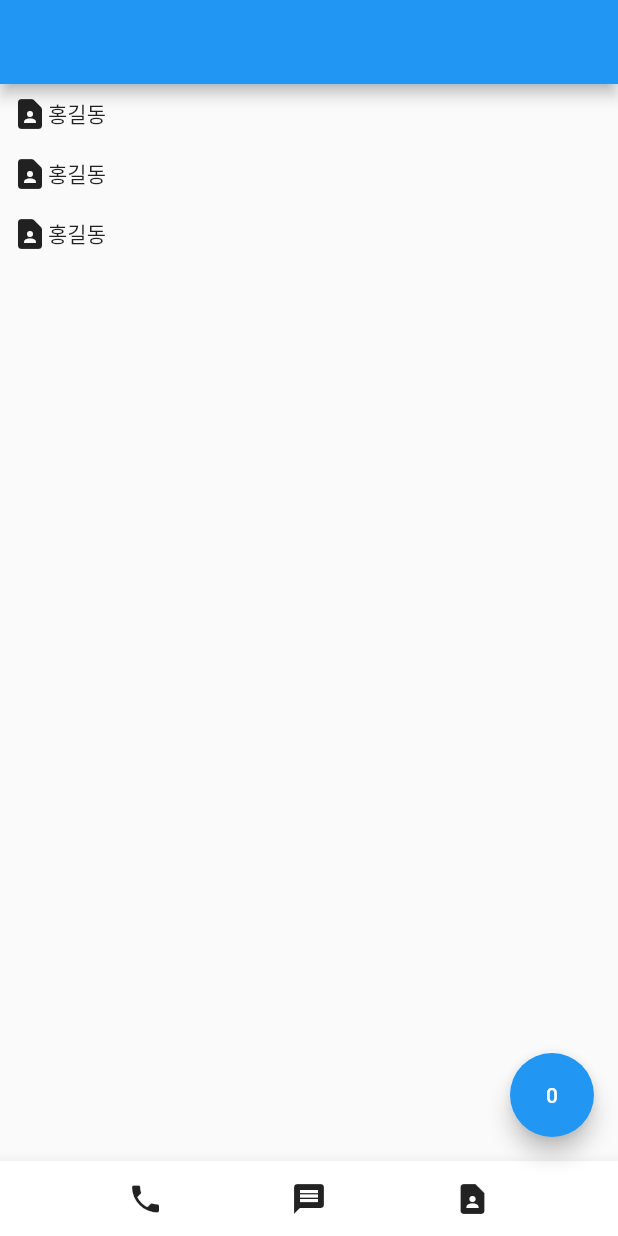
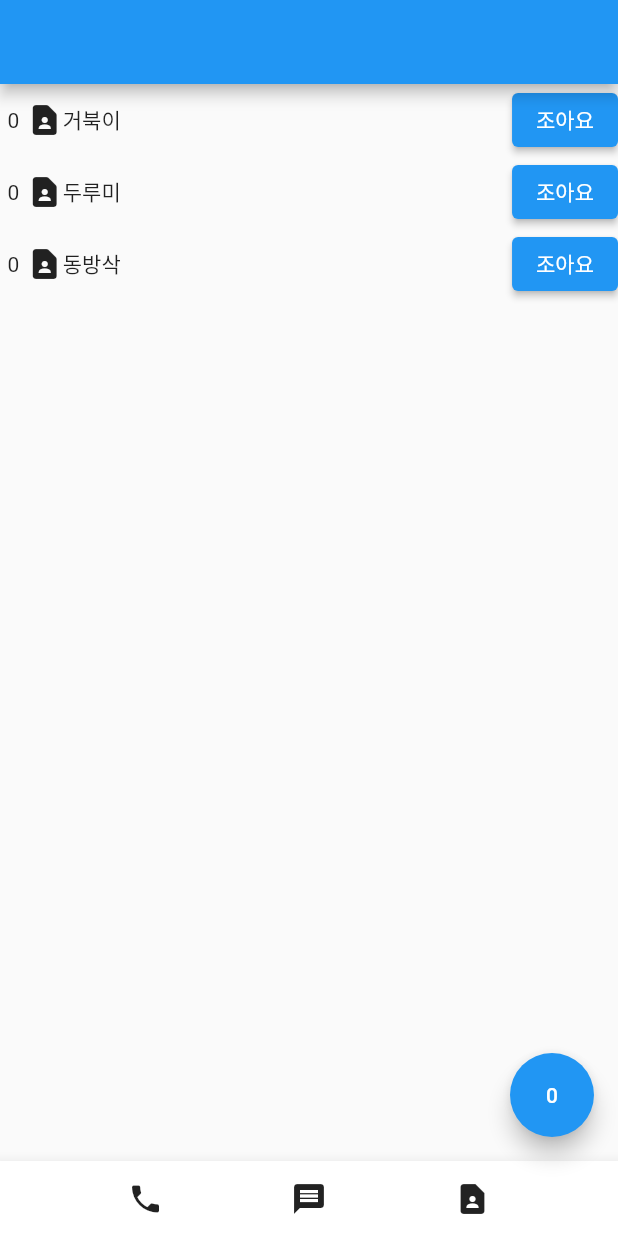
Before and after one commit to sang459/flutter_contact, a Flutter app: the screen it shows after launch, on a phone screen of 412 x 824 dp. Run offline on Flutter 3.47's test engine with Material 2 defaults, Android fonts, the phone set to English and light mode, and no system bars.

Commit message:
연락처 좋아요

```diff
--- a/lib/main.dart
+++ b/lib/main.dart
@@ -4,10 +4,19 @@ void main() {
   runApp(MyApp());
 }
 
-class MyApp extends StatelessWidget {
+
+
+class MyApp extends StatefulWidget {
   MyApp({Key? key}) : super(key: key);
 
+  @override
+  State<MyApp> createState() => _MyAppState();
+}
+
+class _MyAppState extends State<MyApp> {
   var a = 0;
+  var name = ['거북이', '두루미', '동방삭'];
+  var LikeCount = [0,0,0];
 
   @override
   Widget build(BuildContext context) {
@@ -17,7 +26,9 @@ class MyApp extends StatelessWidget {
         floatingActionButton: FloatingActionButton(
           child: Text(a.toString()),
           onPressed: (){
-            a++;
+            setState(() {
+              a++;
+            });
             print(a);
           },
         ),
@@ -25,7 +36,39 @@ class MyApp extends StatelessWidget {
         body: ListView.builder(
           itemCount: 3,
           itemBuilder: (context, i){
-            return hawawa;
+            return Row(
+              children: [
+                Flexible(
+                    flex: 7,
+                    child: Row(
+                      children: [
+                        Padding(
+                          padding: const EdgeInsets.fromLTRB(5,0,5,0),
+                          child: Text(LikeCount[i].toString()),
+                        ),
+                        Icon(Icons.contact_page_rounded),
+                        Text(name[i]),
+                      ],
+                    )
+                ),
+                Container(
+                  alignment: Alignment.topRight,
+                  child: Flexible(
+                    flex: 3,
+                    child: ElevatedButton(
+                      child: Text('조아요'),
+                      onPressed: (){
+                        setState(() {
+                          LikeCount[i] ++;
+                        });
+                      },
+                    )
+                  ),
+                )
+              ],
+            );
+
+
           },
         ),
         bottomNavigationBar: BottomBarCus(),
@@ -42,8 +85,6 @@ var hawawa = Padding(
     children: [
 
       Icon(Icons.contact_page_rounded),
-
-      Text('홍길동'),
 
     ],
 
```
